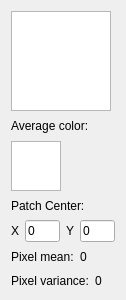
Old version of the form PatchInfoWidget.ui in the repository daviddoria/InteractivePatchComparison.
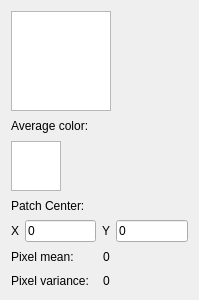
New version of the form.

Commit message: Don't compare or preview patches if they are outside the image. Closes #1.

Diff of the .ui file:
```diff
--- a/PatchInfoWidget.ui
+++ b/PatchInfoWidget.ui
@@ -6,7 +6,7 @@
    <rect>
     <x>0</x>
     <y>0</y>
-    <width>126</width>
+    <width>199</width>
     <height>300</height>
    </rect>
   </property>
```
Left out of the diff: 2 changed lines with no effect on the pictures. The commit also changes 2 other files.
